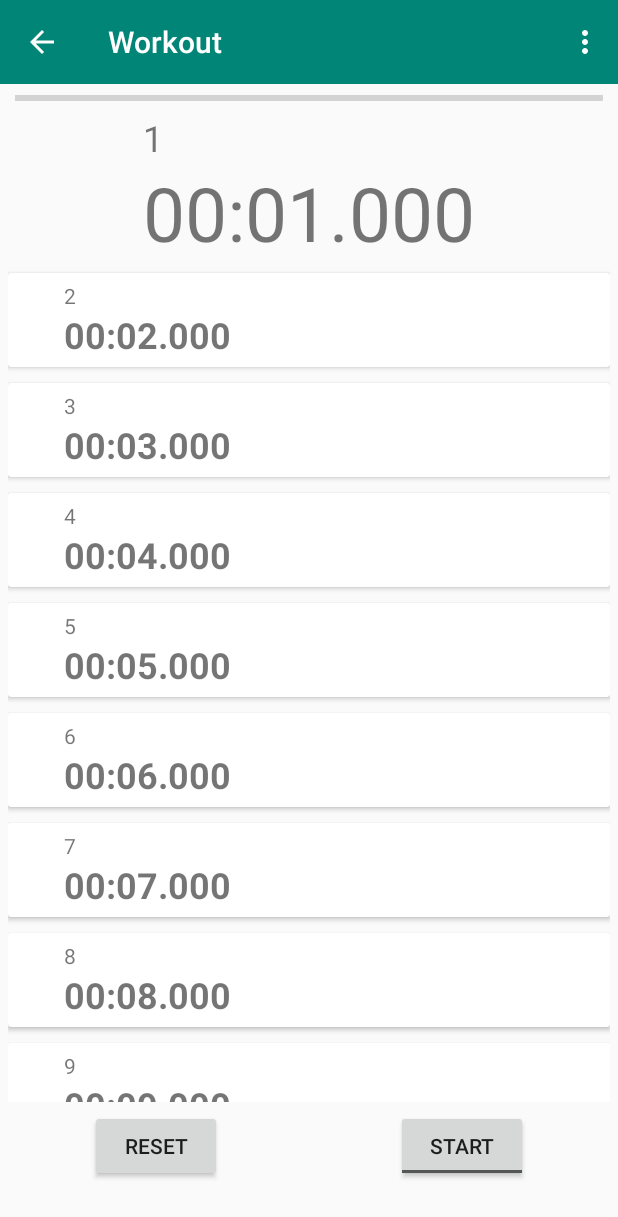
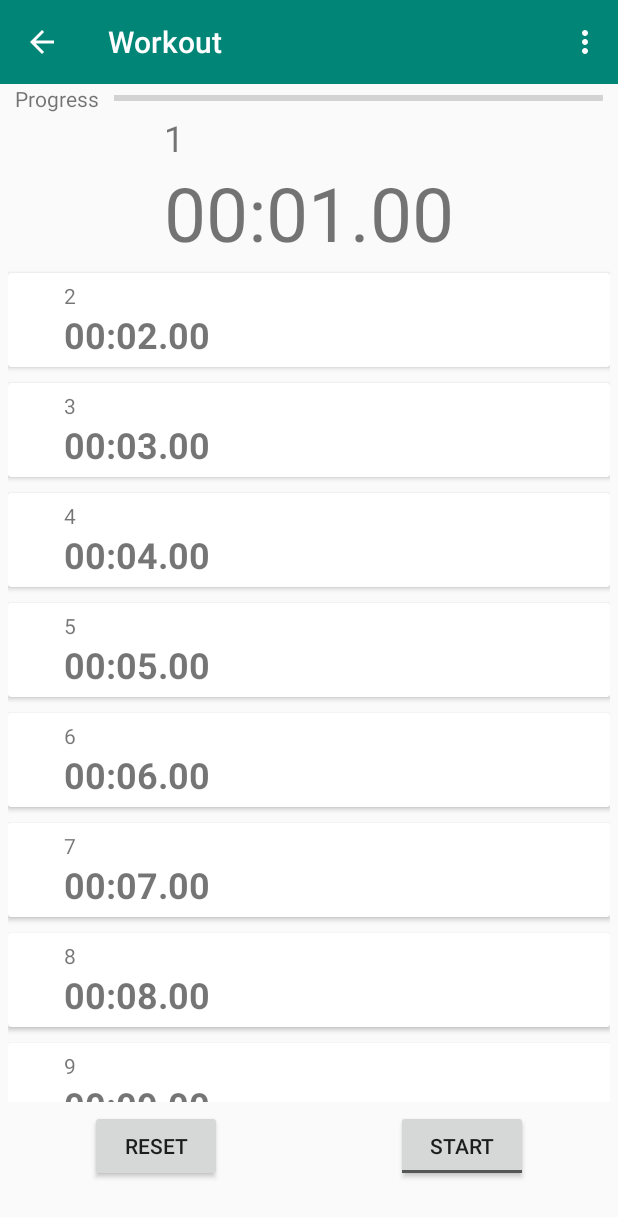
Before and after one commit to winther32/Interval_Timer_App, an Android app: the screen it shows after launch (WorkoutRun), after a tap on "Workout", on a phone screen of 412 x 824 dp. Shown: the top 1217 px of the screen. Run offline under Robolectric (Android 15) with nearby library versions, the phone set to English and light mode, and no system bars.

Commit message:
Display text convert to string resource

```diff
--- a/app/src/main/java/com/example/intervaltimer/EditAdapter.java
+++ b/app/src/main/java/com/example/intervaltimer/EditAdapter.java
@@ -35,7 +35,7 @@ public class EditAdapter extends RecyclerView.Adapter<EditAdapter.EditViewHolder
         Timer timer = timerList.get(position);
         holder.timerName.setText(timer.Name);
         holder.timerClock.setText("" + String.format("%02d", timer.Minutes) + ":" +
-                String.format("%02d", timer.Seconds) + ".000");
+                String.format("%02d", timer.Seconds) + ".00");
     }
 
     @Override
--- a/app/src/main/res/layout/activity_main.xml
+++ b/app/src/main/res/layout/activity_main.xml
@@ -35,7 +35,7 @@
         android:layout_height="wrap_content"
         android:layout_marginBottom="16dp"
         android:onClick="launchNewWorkout"
-        android:text="NEW WORKOUT"
+        android:text="@string/new_workout"
         app:layout_constraintBottom_toBottomOf="parent"
         app:layout_constraintEnd_toEndOf="parent"
         app:layout_constraintHorizontal_bias="0.498"
--- a/app/src/main/res/layout/activity_workout_run.xml
+++ b/app/src/main/res/layout/activity_workout_run.xml
@@ -13,7 +13,7 @@
         android:layout_marginStart="60dp"
         android:layout_marginLeft="60dp"
         android:layout_marginBottom="36dp"
-        android:text="RESET"
+        android:text="@string/reset"
         app:layout_constraintBottom_toBottomOf="parent"
         app:layout_constraintStart_toStartOf="parent" />
 
@@ -25,8 +25,8 @@
         android:layout_marginRight="60dp"
         android:layout_marginBottom="36dp"
         android:text="ToggleButton"
-        android:textOff="START"
-        android:textOn="STOP"
+        android:textOff="@string/start"
+        android:textOn="@string/stop"
         app:layout_constraintBottom_toBottomOf="parent"
         app:layout_constraintEnd_toEndOf="parent" />
 
@@ -37,14 +37,14 @@
         android:textSize="24sp"
         app:layout_constraintBottom_toTopOf="@+id/topTimerDisplay"
         app:layout_constraintStart_toStartOf="@+id/topTimerDisplay"
-        tools:text="Test" />
+        tools:text="@string/timer_name" />
 
     <TextView
         android:id="@+id/topTimerDisplay"
         android:layout_width="wrap_content"
         android:layout_height="wrap_content"
         android:layout_marginTop="108dp"
-        android:text="00:00.000"
+        android:text="@string/empty_timer_display"
         android:textSize="50sp"
         app:layout_constraintEnd_toEndOf="parent"
         app:layout_constraintStart_toStartOf="parent"
@@ -80,12 +80,24 @@
         android:id="@+id/runProgressBar"
         style="?android:attr/progressBarStyleHorizontal"
         android:layout_width="0dp"
-        android:layout_height="19dp"
+        android:layout_height="0dp"
         android:layout_marginStart="10dp"
         android:layout_marginLeft="10dp"
         android:layout_marginEnd="10dp"
         android:layout_marginRight="10dp"
+        app:layout_constraintBottom_toTopOf="@+id/currentName"
         app:layout_constraintEnd_toEndOf="parent"
-        app:layout_constraintStart_toStartOf="parent"
+        app:layout_constraintHorizontal_bias="0.915"
+        app:layout_constraintStart_toEndOf="@+id/textView2"
         app:layout_constraintTop_toBottomOf="@+id/RunToolbar" />
+
+    <TextView
+        android:id="@+id/textView2"
+        android:layout_width="wrap_content"
+        android:layout_height="wrap_content"
+        android:layout_marginStart="10dp"
+        android:layout_marginLeft="10dp"
+        android:text="@string/progress"
+        app:layout_constraintBottom_toTopOf="@+id/currentName"
+        app:layout_constraintStart_toStartOf="parent" />
 </androidx.constraintlayout.widget.ConstraintLayout>
--- a/app/src/main/res/layout/edit_row_timer.xml
+++ b/app/src/main/res/layout/edit_row_timer.xml
@@ -24,7 +24,7 @@
                 android:layout_width="wrap_content"
                 android:layout_height="wrap_content"
                 android:layout_marginBottom="5dp"
-                android:text="00:00.000"
+                android:text="@string/empty_timer_display"
                 android:textSize="24sp"
                 android:textStyle="bold"
                 app:layout_constraintBottom_toBottomOf="parent"
@@ -38,7 +38,7 @@
                 android:layout_marginStart="37dp"
                 android:layout_marginLeft="37dp"
                 android:layout_marginTop="5dp"
-                android:text="Timer Name"
+                android:text="@string/timer_name"
                 android:textSize="14sp"
                 app:layout_constraintStart_toStartOf="parent"
                 app:layout_constraintTop_toTopOf="parent" />
--- a/app/src/main/res/layout/layout_timer_creation.xml
+++ b/app/src/main/res/layout/layout_timer_creation.xml
@@ -32,7 +32,7 @@
         android:layout_width="wrap_content"
         android:layout_height="wrap_content"
         android:layout_marginTop="4dp"
-        android:text="Min."
+        android:text="@string/minutes"
         app:layout_constraintEnd_toEndOf="@+id/inMin"
         app:layout_constraintStart_toStartOf="@+id/inMin"
         app:layout_constraintTop_toBottomOf="@+id/inMin" />
@@ -41,7 +41,7 @@
         android:id="@+id/secLabel"
         android:layout_width="wrap_content"
         android:layout_height="wrap_content"
-        android:text="Sec."
+        android:text="@string/seconds"
         app:layout_constraintEnd_toEndOf="@+id/inSec"
         app:layout_constraintHorizontal_bias="0.493"
         app:layout_constraintStart_toStartOf="@+id/inSec"
@@ -55,7 +55,7 @@
         android:layout_marginLeft="28dp"
         android:layout_marginTop="16dp"
         android:ems="10"
-        android:hint="Timer Name"
+        android:hint="@string/timer_name"
         android:inputType="textPersonName"
         app:layout_constraintStart_toStartOf="parent"
         app:layout_constraintTop_toTopOf="parent" />
--- a/app/src/main/res/layout/row_workout.xml
+++ b/app/src/main/res/layout/row_workout.xml
@@ -26,7 +26,7 @@
                 android:layout_marginStart="24dp"
                 android:layout_marginLeft="24dp"
                 android:layout_marginTop="8dp"
-                android:text="Workout Name"
+                android:text="@string/workout_name"
                 android:textSize="20sp"
                 android:textStyle="bold"
                 app:layout_constraintStart_toStartOf="parent"
@@ -37,7 +37,7 @@
                 android:layout_width="wrap_content"
                 android:layout_height="wrap_content"
                 android:layout_marginBottom="8dp"
-                android:text="Run Time"
+                android:text="@string/run_time"
                 android:textSize="14sp"
                 app:layout_constraintBottom_toBottomOf="parent"
                 app:layout_constraintStart_toStartOf="@+id/selectNameText"
--- a/app/src/main/res/layout/workout_name_dialog.xml
+++ b/app/src/main/res/layout/workout_name_dialog.xml
@@ -14,7 +14,7 @@
         android:layout_marginLeft="28dp"
         android:layout_marginTop="16dp"
         android:ems="10"
-        android:hint="Workout Name"
+        android:hint="@string/workout_name"
         android:inputType="textPersonName"
         app:layout_constraintStart_toStartOf="parent"
         app:layout_constraintTop_toTopOf="parent" />
--- a/app/src/main/res/values/strings.xml
+++ b/app/src/main/res/values/strings.xml
@@ -10,5 +10,22 @@
 
     <string name="hello_first_fragment">Hello first fragment</string>
     <string name="hello_second_fragment">Hello second fragment. Arg: %1$s</string>
+
+<!--    Strings used in display layouts-->
     <string name="my_workouts">My Workouts</string>
+    <string name="progress">Progress</string>
+    <string name="empty_timer_display">00:00.00</string>
+    <string name="workout">Workout</string>
+    <string name="workout_name">Workout Name</string>
+    <string name="run_time">Run Time</string>
+    <string name="timer_name">Timer Name</string>
+    <string name="minutes">Minutes</string>
+    <string name="seconds">Seconds</string>
+    <string name="new_workout">NEW WORKOUT</string>
+    <string name="total_time">Total Time</string>
+    <string name="save">SAVE</string>
+    <string name="done">DONE</string>
+    <string name="reset">RESET</string>
+    <string name="start">START</string>
+    <string name="stop">STOP</string>
 </resources>
```
Also changed, not shown: app/src/main/java/com/example/intervaltimer/WorkoutRun.java (+6 -6 lines), app/src/main/res/layout/content_workout_view.xml (+21 -5 lines).
